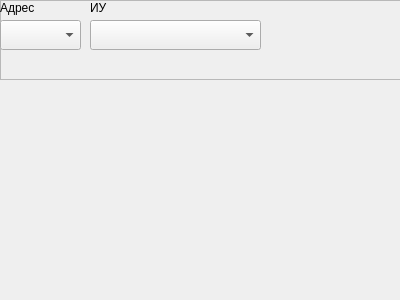
Old version of the form m_cfg/unitWidgets/widget_adam.ui in the repository xXRadioHeadXx/start7.
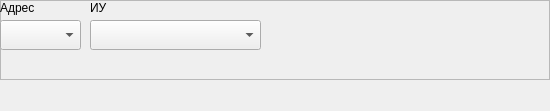
New version of the form.

The edit to the form file:
```diff
--- a/m_cfg/unitWidgets/widget_adam.ui
+++ b/m_cfg/unitWidgets/widget_adam.ui
@@ -6,8 +6,8 @@
    <rect>
     <x>0</x>
     <y>0</y>
-    <width>400</width>
-    <height>300</height>
+    <width>550</width>
+    <height>111</height>
    </rect>
   </property>
   <property name="windowTitle">
```
